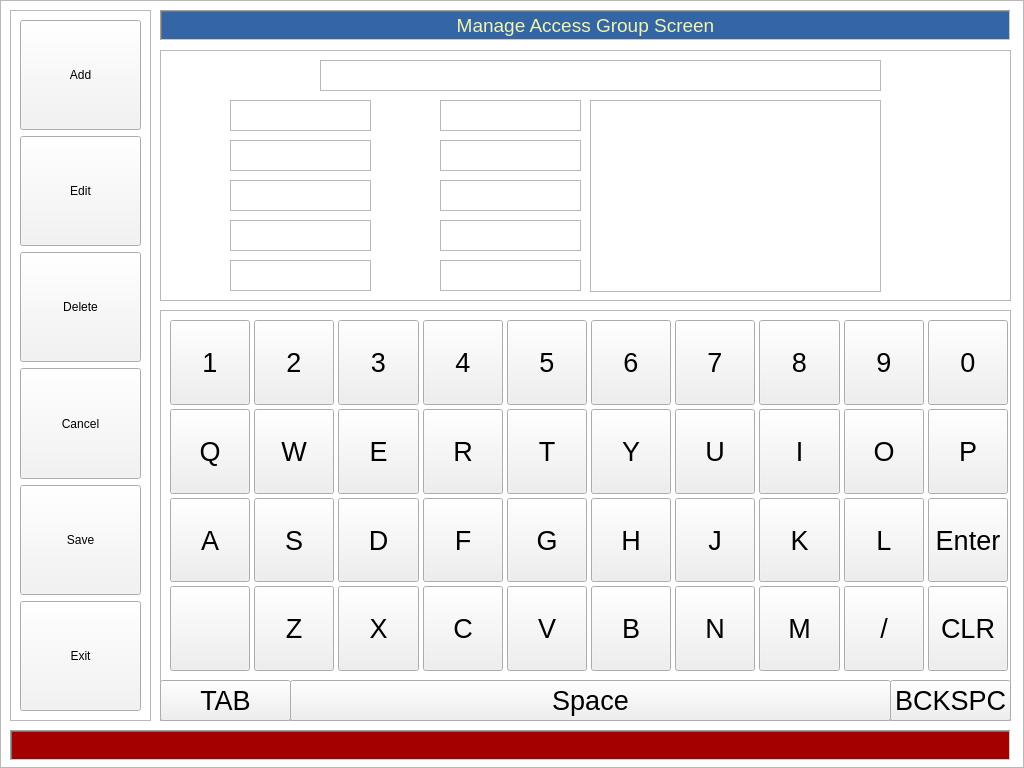
Above: access_group.ui from swodaemkram/aces before the change. Below: the same form after it.
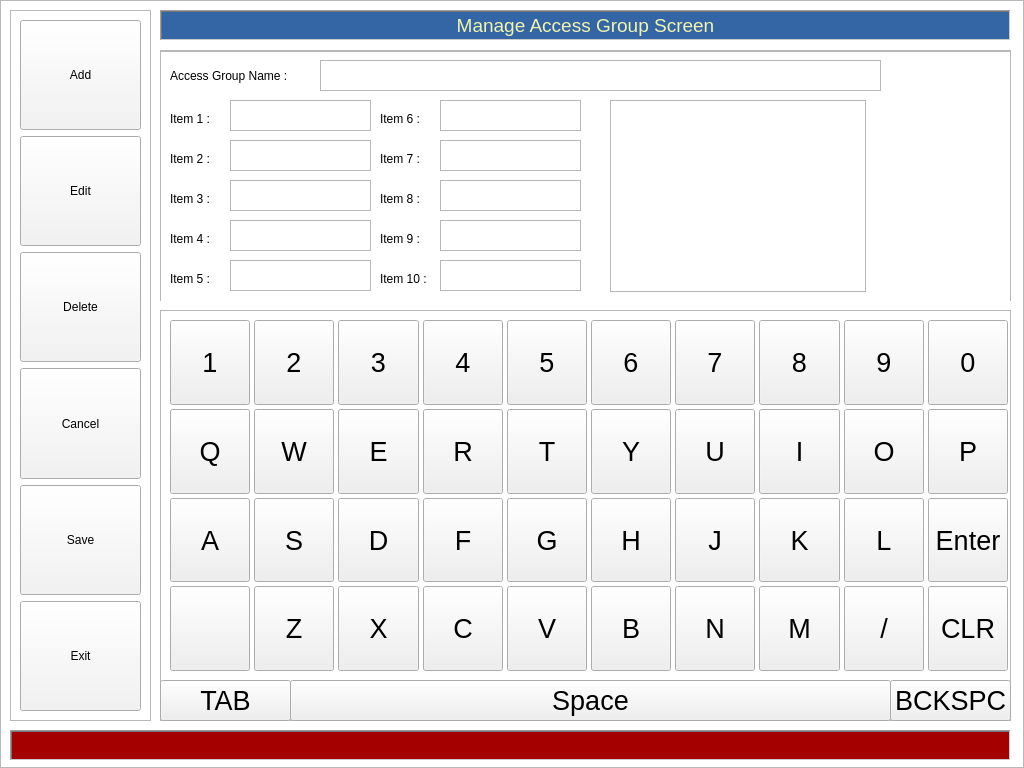
That is the form after the change. Icons and pictures are not drawn.

What changed in the file:
```diff
--- a/access_group.ui
+++ b/access_group.ui
@@ -425,97 +425,6 @@
       <height>31</height>
      </rect>
     </property>
-    <property name="palette">
-     <palette>
-      <active>
-       <colorrole role="WindowText">
-        <brush brushstyle="SolidPattern">
-         <color alpha="255">
-          <red>255</red>
-          <green>255</green>
-          <blue>255</blue>
-         </color>
-        </brush>
-       </colorrole>
-       <colorrole role="Text">
-        <brush brushstyle="SolidPattern">
-         <color alpha="255">
-          <red>255</red>
-          <green>255</green>
-          <blue>255</blue>
-         </color>
-        </brush>
-       </colorrole>
-       <colorrole role="ButtonText">
-        <brush brushstyle="SolidPattern">
-         <color alpha="255">
-          <red>255</red>
-          <green>255</green>
-          <blue>255</blue>
-         </color>
-        </brush>
-       </colorrole>
-      </active>
-      <inactive>
-       <colorrole role="WindowText">
-        <brush brushstyle="SolidPattern">
-         <color alpha="255">
-          <red>255</red>
-          <green>255</green>
-          <blue>255</blue>
-         </color>
-        </brush>
-       </colorrole>
-       <colorrole role="Text">
-        <brush brushstyle="SolidPattern">
-         <color alpha="255">
-          <red>255</red>
-          <green>255</green>
-          <blue>255</blue>
-         </color>
-        </brush>
-       </colorrole>
-       <colorrole role="ButtonText">
-        <brush brushstyle="SolidPattern">
-         <color alpha="255">
-          <red>255</red>
-          <green>255</green>
-          <blue>255</blue>
-         </color>
-        </brush>
-       </colorrole>
-      </inactive>
-      <disabled>
-       <colorrole role="WindowText">
-        <brush brushstyle="SolidPattern">
-         <color alpha="255">
-          <red>190</red>
-          <green>190</green>
-          <blue>190</blue>
-         </color>
-        </brush>
-       </colorrole>
-       <colorrole role="Text">
-        <brush brushstyle="SolidPattern">
-         <color alpha="255">
-          <red>190</red>
-          <green>190</green>
-          <blue>190</blue>
-         </color>
-        </brush>
-       </colorrole>
-       <colorrole role="ButtonText">
-        <brush brushstyle="SolidPattern">
-         <color alpha="255">
-          <red>190</red>
-          <green>190</green>
-          <blue>190</blue>
-         </color>
-        </brush>
-       </colorrole>
-      </disabled>
-     </palette>
-    </property>
     <property name="text">
      <string>Access Group Name : </string>
     </property>
@@ -539,97 +448,6 @@
       <height>17</height>
      </rect>
     </property>
-    <property name="palette">
-     <palette>
-      <active>
-       <colorrole role="WindowText">
-        <brush brushstyle="SolidPattern">
-         <color alpha="255">
-          <red>255</red>
-          <green>255</green>
-          <blue>255</blue>
-         </color>
-        </brush>
-       </colorrole>
-       <colorrole role="Text">
-        <brush brushstyle="SolidPattern">
-         <color alpha="255">
-          <red>255</red>
-          <green>255</green>
-          <blue>255</blue>
-         </color>
-        </brush>
-       </colorrole>
-       <colorrole role="ButtonText">
-        <brush brushstyle="SolidPattern">
-         <color alpha="255">
-          <red>255</red>
-          <green>255</green>
-          <blue>255</blue>
-         </color>
-        </brush>
-       </colorrole>
-      </active>
-      <inactive>
-       <colorrole role="WindowText">
-        <brush brushstyle="SolidPattern">
-         <color alpha="255">
-          <red>255</red>
-          <green>255</green>
-          <blue>255</blue>
-         </color>
-        </brush>
-       </colorrole>
-       <colorrole role="Text">
-        <brush brushstyle="SolidPattern">
-         <color alpha="255">
-          <red>255</red>
-          <green>255</green>
-          <blue>255</blue>
-         </color>
-        </brush>
-       </colorrole>
-       <colorrole role="ButtonText">
-        <brush brushstyle="SolidPattern">
-         <color alpha="255">
-          <red>255</red>
-          <green>255</green>
-          <blue>255</blue>
-         </color>
-        </brush>
-       </colorrole>
-      </inactive>
-      <disabled>
-       <colorrole role="WindowText">
-        <brush brushstyle="SolidPattern">
-         <color alpha="255">
-          <red>190</red>
-          <green>190</green>
-          <blue>190</blue>
-         </color>
-        </brush>
-       </colorrole>
-       <colorrole role="Text">
-        <brush brushstyle="SolidPattern">
-         <color alpha="255">
-          <red>190</red>
-          <green>190</green>
-          <blue>190</blue>
-         </color>
-        </brush>
-       </colorrole>
-       <colorrole role="ButtonText">
-        <brush brushstyle="SolidPattern">
-         <color alpha="255">
-          <red>190</red>
-          <green>190</green>
-          <blue>190</blue>
-         </color>
-        </brush>
-       </colorrole>
-      </disabled>
-     </palette>
-    </property>
     <property name="text">
      <string>Item 1 : </string>
     </property>
@@ -653,43 +471,6 @@
       <height>17</height>
      </rect>
     </property>
-    <property name="palette">
-     <palette>
-      <active>
-       <colorrole role="WindowText">
-        <brush brushstyle="SolidPattern">
-         <color alpha="255">
-          <red>255</red>
-          <green>255</green>
-          <blue>255</blue>
-         </color>
-        </brush>
-       </colorrole>
-      </active>
-      <inactive>
-       <colorrole role="WindowText">
-        <brush brushstyle="SolidPattern">
-         <color alpha="255">
-          <red>255</red>
-          <green>255</green>
-          <blue>255</blue>
-         </color>
-        </brush>
-       </colorrole>
-      </inactive>
-      <disabled>
-       <colorrole role="WindowText">
-        <brush brushstyle="SolidPattern">
-         <color alpha="255">
-          <red>190</red>
-          <green>190</green>
-          <blue>190</blue>
-         </color>
-        </brush>
-       </colorrole>
-      </disabled>
-     </palette>
-    </property>
     <property name="text">
      <string>Item 2 : </string>
     </property>
@@ -743,43 +524,6 @@
       <height>17</height>
      </rect>
     </property>
-    <property name="palette">
-     <palette>
-      <active>
-       <colorrole role="WindowText">
-        <brush brushstyle="SolidPattern">
-         <color alpha="255">
-          <red>255</red>
-          <green>255</green>
-          <blue>255</blue>
-         </color>
-        </brush>
-       </colorrole>
-      </active>
-      <inactive>
-       <colorrole role="WindowText">
-        <brush brushstyle="SolidPattern">
-         <color alpha="255">
-          <red>255</red>
-          <green>255</green>
-          <blue>255</blue>
-         </color>
-        </brush>
-       </colorrole>
-      </inactive>
-      <disabled>
-       <colorrole role="WindowText">
-        <brush brushstyle="SolidPattern">
-         <color alpha="255">
-          <red>190</red>
-          <green>190</green>
-          <blue>190</blue>
-         </color>
-        </brush>
-       </colorrole>
-      </disabled>
-     </palette>
-    </property>
     <property name="text">
      <string>Item 3 :</string>
     </property>
@@ -793,43 +537,6 @@
       <height>17</height>
      </rect>
     </property>
-    <property name="palette">
-     <palette>
-      <active>
-       <colorrole role="WindowText">
-        <brush brushstyle="SolidPattern">
-         <color alpha="255">
-          <red>255</red>
-          <green>255</green>
-          <blue>255</blue>
-         </color>
-        </brush>
-       </colorrole>
-      </active>
-      <inactive>
-       <colorrole role="WindowText">
-        <brush brushstyle="SolidPattern">
-         <color alpha="255">
-          <red>255</red>
-          <green>255</green>
-          <blue>255</blue>
-         </color>
-        </brush>
-       </colorrole>
-      </inactive>
-      <disabled>
-       <colorrole role="WindowText">
-        <brush brushstyle="SolidPattern">
-         <color alpha="255">
-          <red>190</red>
-          <green>190</green>
-          <blue>190</blue>
-         </color>
-        </brush>
-       </colorrole>
-      </disabled>
-     </palette>
-    </property>
     <property name="text">
      <string>Item 4 : </string>
     </property>
@@ -843,43 +550,6 @@
       <height>17</height>
      </rect>
     </property>
-    <property name="palette">
-     <palette>
-      <active>
-       <colorrole role="WindowText">
-        <brush brushstyle="SolidPattern">
-         <color alpha="255">
-          <red>255</red>
-          <green>255</green>
-          <blue>255</blue>
-         </color>
-        </brush>
-       </colorrole>
-      </active>
-      <inactive>
-       <colorrole role="WindowText">
-        <brush brushstyle="SolidPattern">
-         <color alpha="255">
-          <red>255</red>
-          <green>255</green>
-          <blue>255</blue>
-         </color>
-        </brush>
-       </colorrole>
-      </inactive>
-      <disabled>
-       <colorrole role="WindowText">
-        <brush brushstyle="SolidPattern">
-         <color alpha="255">
-          <red>190</red>
-          <green>190</green>
-          <blue>190</blue>
-         </color>
-        </brush>
-       </colorrole>
-      </disabled>
-     </palette>
-    </property>
     <property name="text">
      <string>Item 5 : </string>
     </property>
@@ -893,43 +563,6 @@
       <height>17</height>
      </rect>
     </property>
-    <property name="palette">
-     <palette>
-      <active>
-       <colorrole role="WindowText">
-        <brush brushstyle="SolidPattern">
-         <color alpha="255">
-          <red>255</red>
-          <green>255</green>
-          <blue>255</blue>
-         </color>
-        </brush>
-       </colorrole>
-      </active>
-      <inactive>
-       <colorrole role="WindowText">
-        <brush brushstyle="SolidPattern">
-         <color alpha="255">
-          <red>255</red>
-          <green>255</green>
-          <blue>255</blue>
-         </color>
-        </brush>
-       </colorrole>
-      </inactive>
-      <disabled>
-       <colorrole role="WindowText">
-        <brush brushstyle="SolidPattern">
-         <color alpha="255">
-          <red>190</red>
-          <green>190</green>
-          <blue>190</blue>
-         </color>
-        </brush>
-       </colorrole>
-      </disabled>
-     </palette>
-    </property>
     <property name="frameShape">
      <enum>QFrame::NoFrame</enum>
     </property>
@@ -956,43 +589,6 @@
       <height>17</height>
      </rect>
     </property>
-    <property name="palette">
-     <palette>
-      <active>
-       <colorrole role="WindowText">
-        <brush brushstyle="SolidPattern">
-         <color alpha="255">
-          <red>255</red>
-          <green>255</green>
-          <blue>255</blue>
-         </color>
-        </brush>
-       </colorrole>
-      </active>
-      <inactive>
-       <colorrole role="WindowText">
-        <brush brushstyle="SolidPattern">
-         <color alpha="255">
-          <red>255</red>
-          <green>255</green>
-          <blue>255</blue>
-         </color>
-        </brush>
-       </colorrole>
-      </inactive>
-      <disabled>
-       <colorrole role="WindowText">
-        <brush brushstyle="SolidPattern">
-         <color alpha="255">
-          <red>190</red>
-          <green>190</green>
-          <blue>190</blue>
-         </color>
-        </brush>
-       </colorrole>
-      </disabled>
-     </palette>
-    </property>
     <property name="text">
      <string>Item 7 : </string>
     </property>
@@ -1016,43 +612,6 @@
       <height>17</height>
      </rect>
     </property>
-    <property name="palette">
-     <palette>
-      <active>
-       <colorrole role="WindowText">
-        <brush brushstyle="SolidPattern">
-         <color alpha="255">
-          <red>255</red>
-          <green>255</green>
-          <blue>255</blue>
-         </color>
-        </brush>
-       </colorrole>
-      </active>
-      <inactive>
-       <colorrole role="WindowText">
-        <brush brushstyle="SolidPattern">
-         <color alpha="255">
-          <red>255</red>
-          <green>255</green>
-          <blue>255</blue>
-         </color>
-        </brush>
-       </colorrole>
-      </inactive>
-      <disabled>
-       <colorrole role="WindowText">
-        <brush brushstyle="SolidPattern">
-         <color alpha="255">
-          <red>190</red>
-          <green>190</green>
-          <blue>190</blue>
-         </color>
-        </brush>
-       </colorrole>
-      </disabled>
-     </palette>
-    </property>
     <property name="text">
      <string>Item 8 : </string>
     </property>
@@ -1076,43 +635,6 @@
       <height>17</height>
      </rect>
     </property>
-    <property name="palette">
-     <palette>
-      <active>
-       <colorrole role="WindowText">
-        <brush brushstyle="SolidPattern">
-         <color alpha="255">
-          <red>255</red>
-          <green>255</green>
-          <blue>255</blue>
-         </color>
-        </brush>
-       </colorrole>
-      </active>
-      <inactive>
-       <colorrole role="WindowText">
-        <brush brushstyle="SolidPattern">
-         <color alpha="255">
-          <red>255</red>
-          <green>255</green>
-          <blue>255</blue>
-         </color>
-        </brush>
-       </colorrole>
-      </inactive>
-      <disabled>
-       <colorrole role="WindowText">
-        <brush brushstyle="SolidPattern">
-         <color alpha="255">
-          <red>190</red>
-          <green>190</green>
-          <blue>190</blue>
-         </color>
-        </brush>
-       </colorrole>
-      </disabled>
-     </palette>
-    </property>
     <property name="text">
      <string>Item 9 : </string>
     </property>
@@ -1136,43 +658,6 @@
       <height>17</height>
      </rect>
     </property>
-    <property name="palette">
-     <palette>
-      <active>
-       <colorrole role="WindowText">
-        <brush brushstyle="SolidPattern">
-         <color alpha="255">
-          <red>255</red>
-          <green>255</green>
-          <blue>255</blue>
-         </color>
-        </brush>
-       </colorrole>
-      </active>
-      <inactive>
-       <colorrole role="WindowText">
-        <brush brushstyle="SolidPattern">
-         <color alpha="255">
-          <red>255</red>
-          <green>255</green>
-          <blue>255</blue>
-         </color>
-        </brush>
-       </colorrole>
-      </inactive>
-      <disabled>
-       <colorrole role="WindowText">
-        <brush brushstyle="SolidPattern">
-         <color alpha="255">
-          <red>190</red>
-          <green>190</green>
-          <blue>190</blue>
-         </color>
-        </brush>
-       </colorrole>
-      </disabled>
-     </palette>
-    </property>
     <property name="text">
      <string>Item 10 : </string>
     </property>
@@ -1187,16 +672,6 @@
      </rect>
     </property>
    </widget>
-   <widget class="QListView" name="listView">
-    <property name="geometry">
-     <rect>
-      <x>430</x>
-      <y>50</y>
-      <width>291</width>
-      <height>192</height>
-     </rect>
-    </property>
-   </widget>
    <widget class="QPushButton" name="pushButton_50">
     <property name="geometry">
      <rect>
@@ -1255,6 +730,58 @@
      <bool>true</bool>
     </property>
    </widget>
+   <widget class="QGraphicsView" name="graphicsView_2">
+    <property name="geometry">
+     <rect>
+      <x>0</x>
+      <y>1</y>
+      <width>851</width>
+      <height>251</height>
+     </rect>
+    </property>
+    <property name="verticalScrollBarPolicy">
+     <enum>Qt::ScrollBarAlwaysOff</enum>
+    </property>
+    <property name="horizontalScrollBarPolicy">
+     <enum>Qt::ScrollBarAlwaysOff</enum>
+    </property>
+   </widget>
+   <widget class="QListWidget" name="listWidget">
+    <property name="geometry">
+     <rect>
+      <x>450</x>
+      <y>50</y>
+      <width>256</width>
+      <height>192</height>
+     </rect>
+    </property>
+   </widget>
+   <zorder>graphicsView_2</zorder>
+   <zorder>label_3</zorder>
+   <zorder>plainTextEdit</zorder>
+   <zorder>label_4</zorder>
+   <zorder>plainTextEdit_2</zorder>
+   <zorder>label_5</zorder>
+   <zorder>plainTextEdit_3</zorder>
+   <zorder>plainTextEdit_4</zorder>
+   <zorder>plainTextEdit_5</zorder>
+   <zorder>plainTextEdit_6</zorder>
+   <zorder>label_6</zorder>
+   <zorder>label_7</zorder>
+   <zorder>label_8</zorder>
+   <zorder>label_9</zorder>
+   <zorder>plainTextEdit_7</zorder>
+   <zorder>label_10</zorder>
+   <zorder>plainTextEdit_8</zorder>
+   <zorder>label_11</zorder>
+   <zorder>plainTextEdit_9</zorder>
+   <zorder>label_12</zorder>
+   <zorder>plainTextEdit_10</zorder>
+   <zorder>label_13</zorder>
+   <zorder>plainTextEdit_11</zorder>
+   <zorder>pushButton_50</zorder>
+   <zorder>pushButton_51</zorder>
+   <zorder>listWidget</zorder>
   </widget>
   <widget class="QFrame" name="frame_2">
    <property name="geometry">
```
Left out of the diff: 149 changed lines with no effect on the pictures.
